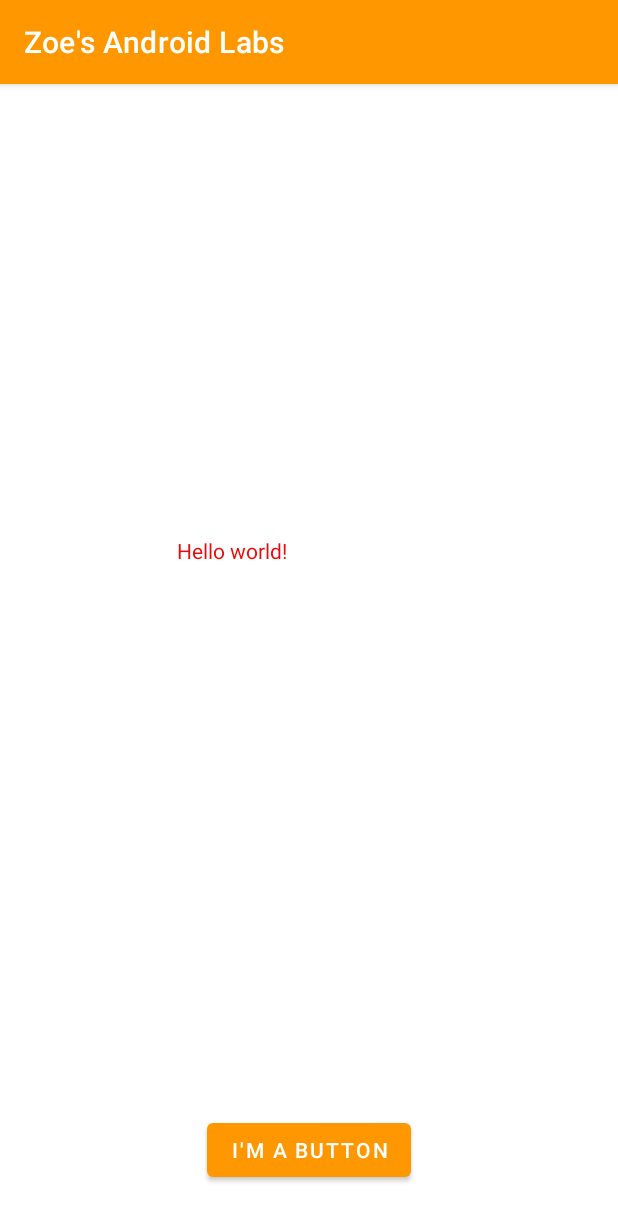
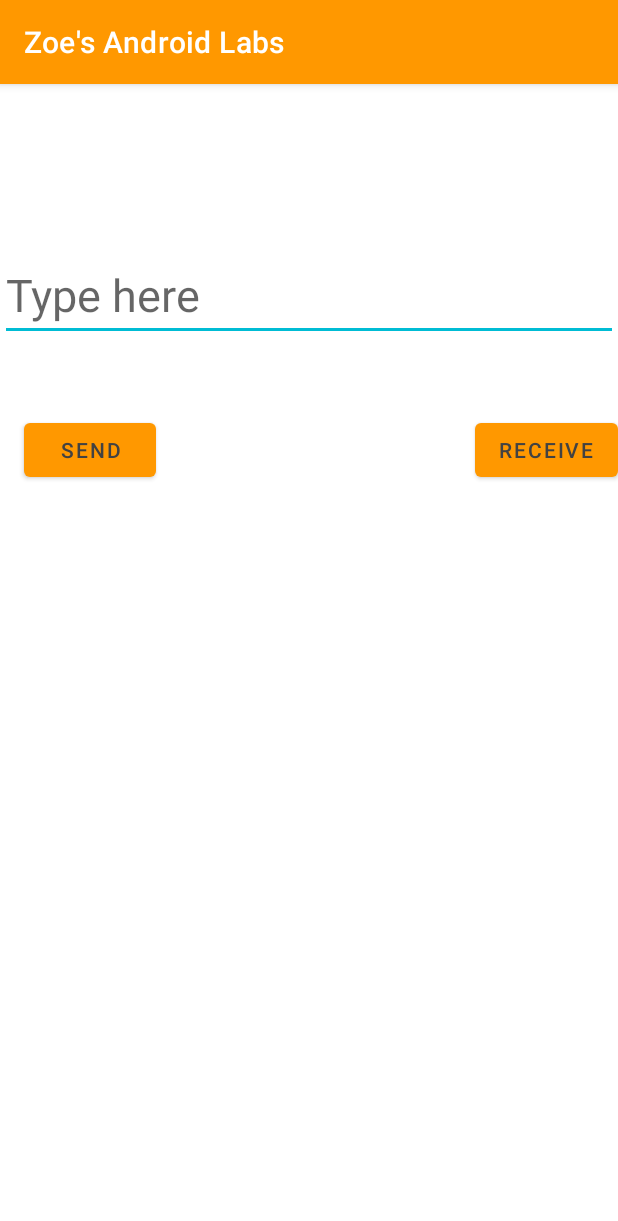
Before and after one commit to zoegong0019/Zoe_AndroidLabs, an Android app: the screen it shows after launch (MainActivity before the commit, ChatRoom after it), on a phone screen of 412 x 824 dp. Shown: the top 1221 px of the screen. Run offline under Robolectric (Android 15) with nearby library versions, the light colour scheme and no system bars.

Commit message:
Finished week6

```diff
--- /dev/null
+++ b/app/src/main/java/algonquin/cst2335/gong0019/ChatRoom.java
@@ -0,0 +1,103 @@
+package algonquin.cst2335.gong0019;
+
+import android.os.Bundle;
+import android.view.View;
+import android.view.ViewGroup;
+import android.widget.TextView;
+
+import androidx.annotation.NonNull;
+import androidx.appcompat.app.AppCompatActivity;
+import androidx.lifecycle.ViewModelProvider;
+import androidx.recyclerview.widget.LinearLayoutManager;
+import androidx.recyclerview.widget.RecyclerView;
+
+import java.text.SimpleDateFormat;
+import java.util.ArrayList;
+import java.util.Date;
+import java.util.List;
+
+import algonquin.cst2335.gong0019.data.ChatViewModel;
+import algonquin.cst2335.gong0019.databinding.ActivityChatRoomBinding;
+import algonquin.cst2335.gong0019.databinding.SentMessageBinding;
+
+
+public class ChatRoom extends AppCompatActivity {
+    ChatViewModel chatModel ;
+    private RecyclerView.Adapter<MyRowHolder> myAdapter;
+    private List<String> messageList;
+
+    @Override
+    protected void onCreate(Bundle savedInstanceState) {
+        super.onCreate(savedInstanceState);
+
+        ActivityChatRoomBinding binding = ActivityChatRoomBinding.inflate(getLayoutInflater());
+        chatModel = new ViewModelProvider(this).get(ChatViewModel.class);
+        messageList = chatModel.messages.getValue();
+        if(messageList == null)
+        {
+            chatModel.messages.postValue((ArrayList<String>) (messageList = new ArrayList<String>()));
+        }
+
+        setContentView(binding.getRoot());
+
+
+        binding.recyclerview.setAdapter(myAdapter = new RecyclerView.Adapter<MyRowHolder>() {
+            @NonNull
+            @Override
+            public MyRowHolder onCreateViewHolder(@NonNull ViewGroup parent, int viewType) {
+                SentMessageBinding binding = SentMessageBinding.inflate(getLayoutInflater(),
+                        parent,false);
+                return new MyRowHolder(binding.getRoot());
+            }
+
+            @Override
+            public void onBindViewHolder(@NonNull MyRowHolder holder, int position) {
+            String messageOnThisRow = messageList.get(position);
+            holder.messageText.setText(messageOnThisRow);
+
+                SimpleDateFormat sdf = new SimpleDateFormat("EEEE, dd-MMM-yyyy hh-mm-ss a");
+                String currentDateandTime = sdf.format(new Date());
+
+            holder.timeText.setText(currentDateandTime);
+            }
+
+            @Override
+            public int getItemCount() {
+                return messageList.size();
+            }
+        });
+        binding.recyclerview.setLayoutManager(new LinearLayoutManager(this));
+        binding.button.setOnClickListener(click ->{
+
+            String txt = binding.textInput.getText().toString();
+            messageList.add(txt);
+
+            myAdapter.notifyDataSetChanged();
+
+            binding.textInput.setText("");
+        });
+
+        binding.button1.setOnClickListener(click ->{
+
+            String txt = binding.textInput.getText().toString();
+            messageList.add(txt);
+
+            myAdapter.notifyDataSetChanged();
+
+            binding.textInput.setText("");
+        });
+
+
+    }
+    class MyRowHolder extends RecyclerView.ViewHolder {
+        public TextView messageText;
+        public TextView timeText;
+
+        public MyRowHolder(@NonNull View itemView) {
+            super(itemView);
+            messageText = itemView.findViewById(R.id.message);
+            timeText = itemView.findViewById(R.id.time);
+
+        }
+    }
+}
--- /dev/null
+++ b/app/src/main/java/algonquin/cst2335/gong0019/data/ChatViewModel.java
@@ -0,0 +1,10 @@
+package algonquin.cst2335.gong0019.data;
+
+import androidx.lifecycle.MutableLiveData;
+import androidx.lifecycle.ViewModel;
+
+import java.util.ArrayList;
+
+public class ChatViewModel extends ViewModel {
+    public MutableLiveData<ArrayList<String>> messages = new MutableLiveData< >();
+}
--- /dev/null
+++ b/app/src/main/res/layout/activity_chat_room.xml
@@ -0,0 +1,61 @@
+<?xml version="1.0" encoding="utf-8"?>
+
+<androidx.constraintlayout.widget.ConstraintLayout
+    xmlns:android="http://schemas.android.com/apk/res/android"
+    xmlns:app="http://schemas.android.com/apk/res-auto"
+    xmlns:tools="http://schemas.android.com/tools"
+    android:layout_width="match_parent"
+    android:layout_height="match_parent"
+    tools:context=".ChatRoom">
+
+    <Button
+        android:id="@+id/button"
+        android:layout_width="wrap_content"
+        android:layout_height="wrap_content"
+        android:text="@string/send"
+        android:textColor="#424242"
+        app:layout_constraintBottom_toBottomOf="parent"
+        app:layout_constraintEnd_toEndOf="parent"
+        app:layout_constraintHorizontal_bias="0.049"
+        app:layout_constraintStart_toStartOf="parent"
+        app:layout_constraintTop_toTopOf="parent"
+        app:layout_constraintVertical_bias="0.306" />
+
+    <EditText
+        android:id="@+id/textInput"
+        android:layout_width="match_parent"
+        android:layout_height="wrap_content"
+        android:layout_marginTop="32dp"
+        android:autofillHints=""
+        android:hint="@string/type"
+        android:textSize="30sp"
+        app:layout_constraintBottom_toBottomOf="parent"
+        app:layout_constraintEnd_toEndOf="parent"
+        app:layout_constraintHorizontal_bias="0.538"
+        app:layout_constraintStart_toStartOf="parent"
+        app:layout_constraintTop_toTopOf="parent"
+        app:layout_constraintVertical_bias="0.116"
+        tools:ignore="TextFields" />
+
+    <Button
+        android:id="@+id/button1"
+        android:layout_width="wrap_content"
+        android:layout_height="wrap_content"
+        android:text="@string/receive"
+        android:textColor="#424242"
+        app:layout_constraintBottom_toBottomOf="parent"
+        app:layout_constraintEnd_toEndOf="parent"
+        app:layout_constraintHorizontal_bias="1.0"
+        app:layout_constraintStart_toStartOf="parent"
+        app:layout_constraintTop_toTopOf="parent"
+        app:layout_constraintVertical_bias="0.306" />
+
+    <androidx.recyclerview.widget.RecyclerView
+        android:id="@+id/recyclerview"
+        android:layout_width="409dp"
+        android:layout_height="wrap_content"
+        android:layout_marginTop="32dp"
+        app:layout_constraintStart_toStartOf="parent"
+        app:layout_constraintTop_toBottomOf="@+id/button" />
+
+</androidx.constraintlayout.widget.ConstraintLayout>
--- a/app/src/main/res/values/strings.xml
+++ b/app/src/main/res/values/strings.xml
@@ -1,6 +1,13 @@
-<resources>
-    <string name="app_name">Zoe\'s Android Labs</string>
-    <string name="hello_message">Hello world!</string>
-    <string name="button_message">I\'m a button</string>
 
-</resources>
+    <resources>
+        <string name="app_name">Zoe\'s Android Labs</string>
+        <string name="hello_message">"You shall not pass!"</string>
+        <string name="button_message">LOGIN</string>
+        <string name="send">SEND</string>
+        <string name="receive">RECEIVE</string>
+        <string name="type_here">Type here</string>
+        <string name="type">Type here</string>
+        <string name="message_goes_here">Message goes here</string>
+        <string name="time_goes_here">Time goes here</string>
+
+    </resources>
```
Also changed, not shown: app/build.gradle (+10 -6 lines), app/src/main/AndroidManifest.xml (+10 -1 lines), app/src/main/java/algonquin/cst2335/gong0019/MainActivity.java (+83 -2 lines), app/src/main/java/algonquin/cst2335/gong0019/data/ChatMessage.java (added, +13 -0 lines), app/src/main/res/layout/activity_main.xml (+23 -5 lines), app/src/main/res/layout/sent_message.xml (added, +29 -0 lines).
